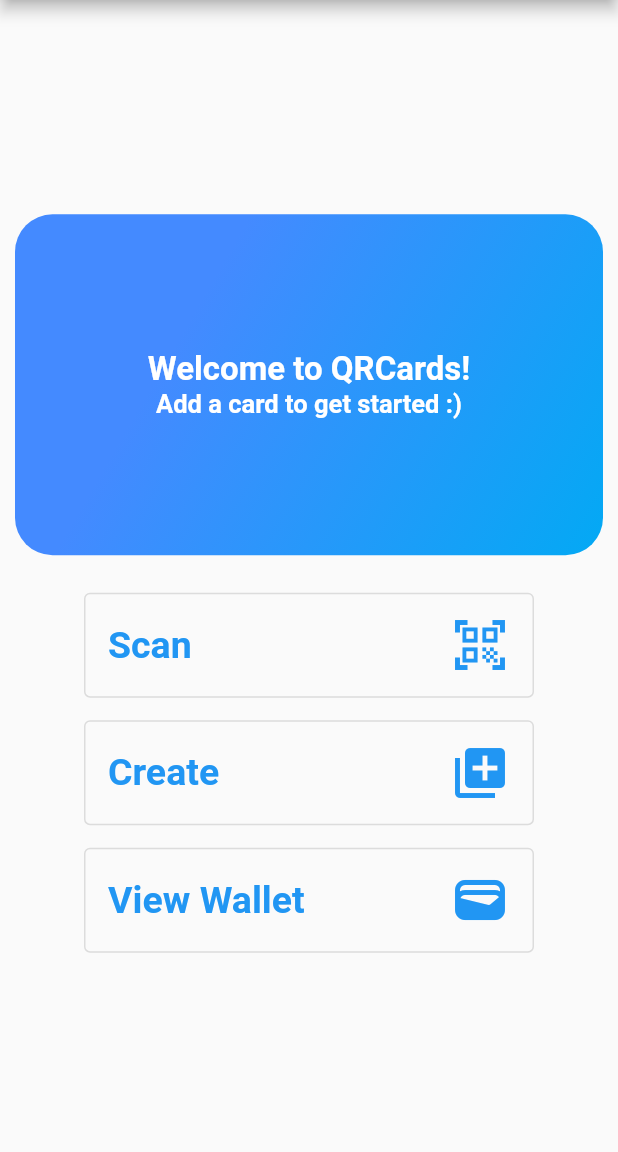
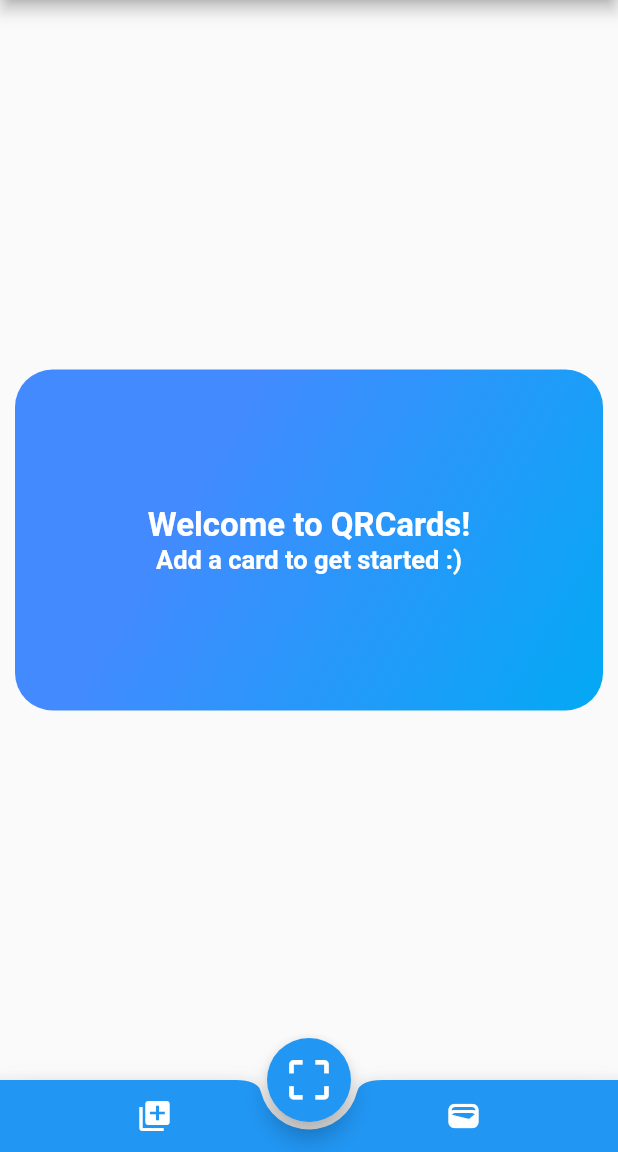
Before and after one commit to ElPlaso/Cardon, a Flutter app: the screen it shows once a user with an empty profile is signed in, on a phone screen of 412 x 824 dp, the part 84-1236 px from its top. Run offline on Flutter 3.47's test engine with Material 2 defaults, Android fonts, the phone set to English and light mode, and no system bars; our stand-ins replace auto_size_text, carousel_slider, cloud_firestore, firebase_auth, firebase_core, flutter_dotenv and 4 more; missing offline and left inert: clickable_list_wheel_view, mobile_scanner, widgets_to_image; accounts and stored records are empty.

Commit message:
navbar: replace home menu buttons with nav bar.

```diff
--- a/lib/pages/home.dart
+++ b/lib/pages/home.dart
@@ -8,7 +8,7 @@ import '../widgets/banner.dart';
 import 'scan.dart';
 import 'user_cards.dart';
 import 'wallet.dart';
-import '../widgets/logo_button.dart';
+// import '../widgets/logo_button.dart';
 import '../widgets/carousel.dart';
 
 // * Homepage that users are redirected to when logged in
@@ -45,25 +45,45 @@ class _HomeState extends State<Home> {
             context.watch<Cards>().isEmpty(true)
                 ? const HomeBanner(subheading: 'Add a card to get started :)')
                 : Carousel(),
-              LogoButton(
-                text: 'Scan',
-                onClicked: () => Navigator.push(
+          ],
+        ),
+      ),
+      floatingActionButton: FloatingActionButton(
+        // Floating action button on Scaffold
+        onPressed: () => Navigator.push(
           context,
           MaterialPageRoute(builder: (context) => const Scan()),
         ),
-                icon: const Icon(Icons.qr_code_scanner, size: 40),
+        child:
+            const Icon(Icons.crop_free_outlined, size: 35), //icon inside button
       ),
-              LogoButton(
-                text: 'Create',
-                onClicked: () => Navigator.push(
+      floatingActionButtonLocation: FloatingActionButtonLocation.centerDocked,
+      bottomNavigationBar: BottomAppBar(
+        //bottom navigation bar on scaffold
+        color: Colors.blue,
+        shape: const CircularNotchedRectangle(), //shape of notch
+        notchMargin:
+            5, //notche margin between floating button and bottom appbar
+        child: Row(
+          //children inside bottom appbar
+          mainAxisAlignment: MainAxisAlignment.spaceAround,
+          children: <Widget>[
+            IconButton(
+              icon: const Icon(
+                Icons.library_add,
+                color: Colors.white,
+              ),
+              onPressed: () => Navigator.push(
                 context,
                 MaterialPageRoute(builder: (context) => const UserCards()),
               ),
-                icon: const Icon(Icons.library_add, size: 40),
             ),
-              LogoButton(
-                text: 'View Wallet',
-                onClicked: () => {
+            IconButton(
+                icon: const Icon(
+                  Icons.wallet,
+                  color: Colors.white,
+                ),
+                onPressed: () => {
                       if (context.read<Cards>().isEmpty(false))
                         {
                           Fluttertoast.showToast(
@@ -80,14 +100,12 @@ class _HomeState extends State<Home> {
                         {
                           Navigator.push(
                             context,
-                        MaterialPageRoute(builder: (context) => const Wallet()),
+                            MaterialPageRoute(
+                                builder: (context) => const Wallet()),
                           )
                         }
-                },
-                icon: const Icon(Icons.wallet, size: 40),
-              ),
+                    }),
           ],
         ),
-        ),
-      );
+      ));
 }
```
Also changed, not shown: pubspec.lock. Lines whose indentation alone changed are shown as unchanged.
